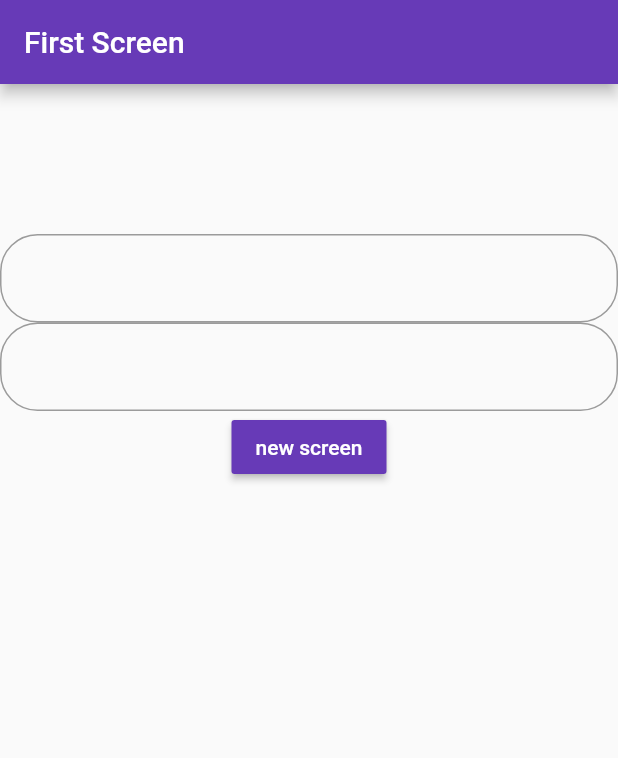
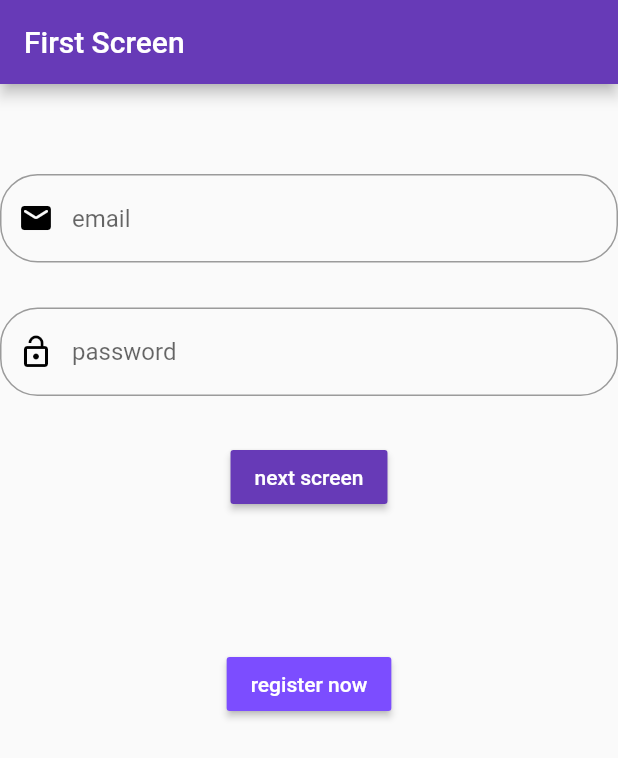
Before and after one commit to DeniDes/flutte, a Flutter app: the screen it shows after launch, on a phone screen of 412 x 824 dp. Shown: the top 758 px of the screen. Run offline on Flutter 3.47's test engine with Material 2 defaults, Android fonts, the light colour scheme and no system bars; our stand-ins replace firebase_auth, firebase_core; accounts and stored records are empty.

Commit message:
firebase auth color

```diff
--- /dev/null
+++ b/lib/Inici.dart
@@ -0,0 +1,103 @@
+import 'package:flutter/material.dart';
+
+import 'package:firebase_core/firebase_core.dart';
+import 'package:firebase_auth/firebase_auth.dart';
+
+import 'Home.dart';
+import 'Registre.dart';
+
+class inici extends StatelessWidget {
+  FirebaseAuth auth = FirebaseAuth.instance;
+
+  final myController = TextEditingController();
+  final myController2 = TextEditingController();
+  String text1 = "";
+  String text2 = "";
+
+  @override
+  Widget build(BuildContext context) {
+    return Scaffold(
+      appBar: AppBar(
+        title: Text('First Screen'),
+      ),
+      body: Center(
+        child:Column(
+          children: [
+            Container(
+              margin: const EdgeInsets.all(30),
+            ),
+            TextField(
+              controller: myController,
+              decoration: InputDecoration(
+                hintText: "email",
+                prefixIcon: Icon(Icons.mail_rounded,color: Colors.black,),
+                border:OutlineInputBorder(
+                  borderSide: const BorderSide(color: Colors.black, width: 2.0),
+                  borderRadius: BorderRadius.circular(25.0),
+                ),
+              ),
+            ),
+            SizedBox(height: 30,),
+            TextField(
+              controller: myController2,
+              decoration: InputDecoration(
+                hintText: "password",
+                prefixIcon: Icon(Icons.lock_open,color: Colors.black,),
+                border:OutlineInputBorder(
+                  borderSide: const BorderSide(color: Colors.black, width: 2.0),
+                  borderRadius: BorderRadius.circular(25.0),
+                ),
+              ),
+              obscureText: true,
+            ),
+            SizedBox(height: 30,),
+            RaisedButton(
+              child: Text('next screen'),
+              color: Colors.deepPurple,
+              textColor: Colors.white,
+              onPressed: () async {
+                //email : de@de.de
+                //pass : 1234567890
+                try {
+                  UserCredential userCredential = await FirebaseAuth.instance.signInWithEmailAndPassword(
+                      email: myController.text,
+                      password: myController2.text
+                  );
+                  text1 = myController.text;
+                  text2 = "es el email";
+                  myController.clear();
+                  myController2.clear();
+                  Navigator.push(
+                    context,
+                    MaterialPageRoute(
+                        builder: (context) => Home(text1, text2)),
+                  );
+                } on FirebaseAuthException catch (e) {
+                  if (e.code == 'user-not-found') {
+                    print('No user found for that email.');
+                  } else if (e.code == 'wrong-password') {
+                    print('Wrong password provided for that user.');
+                  }
+                }
+              },
+            ),
+            SizedBox(height: 90,),
+            RaisedButton(
+              child: Text('register now'),
+              color: Colors.deepPurpleAccent,
+              textColor: Colors.white,
+              onPressed: () async {
+                Navigator.push(
+                  context,
+                  MaterialPageRoute(
+                      builder: (context) => Registre()),
+                );
+              },
+            ),
+          ],
+
+        ),
+      ),
+    );
+  }
+}
--- a/lib/main.dart
+++ b/lib/main.dart
@@ -1,116 +1,17 @@
 import 'package:flutter/material.dart';
 import 'package:firebase_core/firebase_core.dart';
 import 'package:firebase_auth/firebase_auth.dart';
+import 'package:flutterproject/Inici.dart';
 
 void main() async {
   WidgetsFlutterBinding.ensureInitialized();
   await Firebase.initializeApp();
   runApp(MaterialApp(
     theme: ThemeData(primarySwatch: Colors.deepPurple),
-    home: MyApp(),
+    home: inici(),
     debugShowCheckedModeBanner: false,
   ));
 }
-
-
-class MyApp extends StatelessWidget {
-  FirebaseAuth auth = FirebaseAuth.instance;
-
-  final myController = TextEditingController();
-  final myController2 = TextEditingController();
-  String text1 = "";
-  String text2 = "";
-
-  @override
-  Widget build(BuildContext context) {
-    return Scaffold(
-      appBar: AppBar(
-        title: Text('First Screen'),
-      ),
-      body: Center(
-        child:Column(
-          children: [
-            Container(
-              margin: const EdgeInsets.all(50),
-            ),
-            TextField(
-              controller: myController,
-              decoration: InputDecoration(
-                border:OutlineInputBorder(
-                  borderSide: const BorderSide(color: Colors.black, width: 2.0),
-                  borderRadius: BorderRadius.circular(25.0),
-                ),
-              ),
-            ),
-            TextField(
-              controller: myController2,
-              decoration: InputDecoration(
-                border:OutlineInputBorder(
-                  borderSide: const BorderSide(color: Colors.black, width: 2.0),
-                  borderRadius: BorderRadius.circular(25.0),
-                ),
-              ),
-            ),
-            RaisedButton(
-              child: Text('new screen'),
-              color: Colors.deepPurple,
-              textColor: Colors.white,
-              onPressed: () async {
-                //email : de@de.de
-                //pass : 1234567890
-                try {
-                  UserCredential userCredential = await FirebaseAuth.instance.signInWithEmailAndPassword(
-                      email: myController.text,
-                      password: myController2.text
-                  );
-                  text1 = myController.text;
-                  text2 = "es el email";
-                  myController.clear();
-                  myController2.clear();
-                  Navigator.push(
-                    context,
-                    MaterialPageRoute(
-                        builder: (context) => MyAppSegondRoute(text1, text2)),
-                  );
-                } on FirebaseAuthException catch (e) {
-                  if (e.code == 'user-not-found') {
-                    print('No user found for that email.');
-                  } else if (e.code == 'wrong-password') {
-                    print('Wrong password provided for that user.');
-                  }
-                }
-              },
-            ),
-          ],
-
-        ),
-      ),
-    );
-  }
-}
-
-class MyAppSegondRoute extends StatelessWidget {
-  String Nodeuno = "";
-  String Nodedos = "";
-
-  MyAppSegondRoute(String text1, String text2){
-    Nodeuno=text1;
-    Nodedos=text2;
-  }
-
-  @override
-  Widget build(BuildContext context) {
-    return Scaffold(
-      appBar: AppBar(
-        title: Text("Second Screen"),
-      ),
-      body: Center(
-          child: Text(Nodeuno+" "+Nodedos),
-        ),
-    );
-  }
-}
-
 
 /*
 void main() {
```
Also changed, not shown: lib/Home.dart (added, +23 -0 lines), lib/Registre.dart (added, +72 -0 lines).
